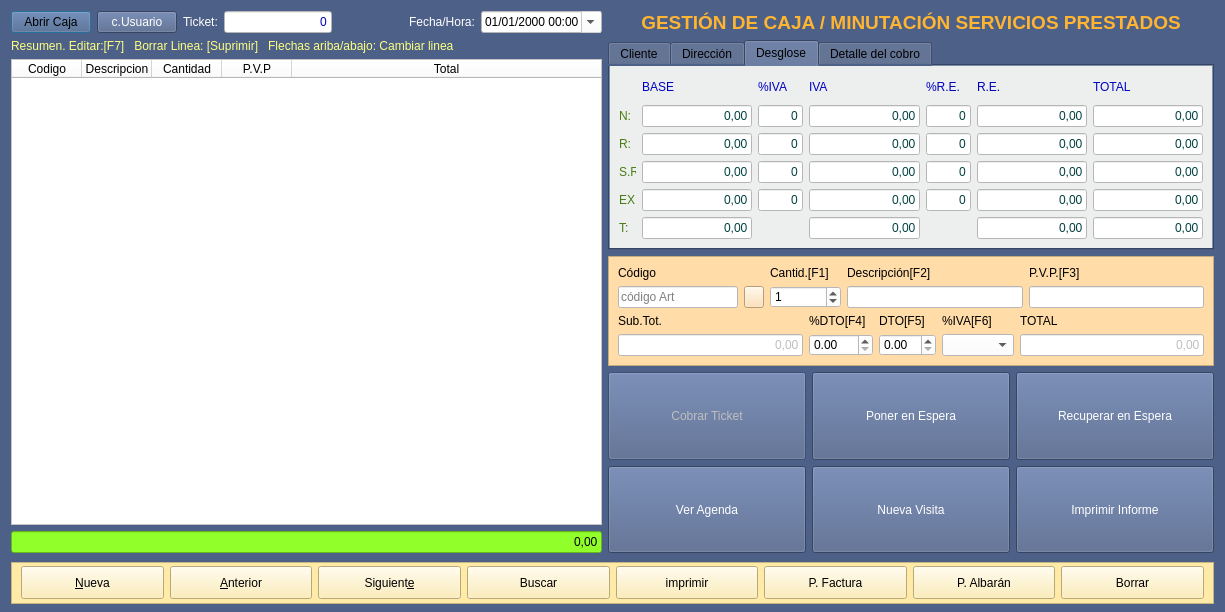
This is TPV/frmcajaminuta.ui in arcnexus/RedFoX as Qt 5 draws it before an edit. The edited form follows.
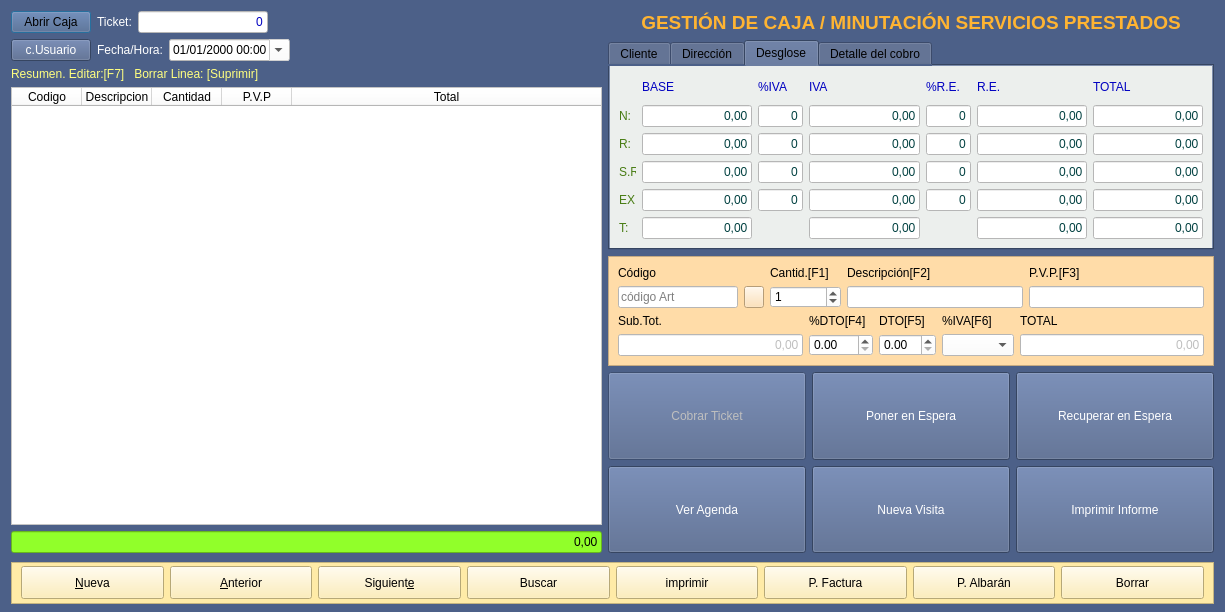
This is the edited form. Icons and pictures are not drawn.

Diff of the .ui file:
```diff
--- a/TPV/frmcajaminuta.ui
+++ b/TPV/frmcajaminuta.ui
@@ -21,8 +21,14 @@
    <string notr="true">background-color: #4C6088;
 </string>
   </property>
-  <layout class="QGridLayout" name="gridLayout_3">
-   <item row="0" column="0">
+  <layout class="QVBoxLayout" name="verticalLayout_4">
+   <item>
+    <layout class="QHBoxLayout" name="horizontalLayout_5">
+     <item>
+      <layout class="QVBoxLayout" name="verticalLayout_3">
+       <item>
+        <layout class="QHBoxLayout" name="horizontalLayout_3">
+         <item>
     <widget class="QPushButton" name="btn_abrirCerrarCaja">
      <property name="text">
       <string>Abrir Caja</string>
@@ -33,17 +39,7 @@
      </property>
     </widget>
    </item>
-   <item row="0" column="1">
-    <widget class="QPushButton" name="btnCambioUsuario">
-     <property name="styleSheet">
-      <string notr="true">color: rgb(255, 255, 255);</string>
-     </property>
-     <property name="text">
-      <string>c.Usuario</string>
-     </property>
-    </widget>
-   </item>
-   <item row="0" column="2">
+         <item>
     <widget class="QLabel" name="label_12">
      <property name="styleSheet">
       <string notr="true">color: rgb(255, 255, 255);</string>
@@ -53,7 +49,7 @@
      </property>
     </widget>
    </item>
-   <item row="0" column="3">
+         <item>
     <widget class="QLineEdit" name="txtnTicket">
      <property name="maximumSize">
       <size>
@@ -76,7 +72,7 @@
      </property>
     </widget>
    </item>
-   <item row="0" column="4">
+         <item>
     <spacer name="horizontalSpacer_7">
      <property name="orientation">
       <enum>Qt::Horizontal</enum>
@@ -89,7 +85,21 @@
      </property>
     </spacer>
    </item>
-   <item row="0" column="5">
+        </layout>
+       </item>
+       <item>
+        <layout class="QHBoxLayout" name="horizontalLayout_4">
+         <item>
+          <widget class="QPushButton" name="btnCambioUsuario">
+           <property name="styleSheet">
+            <string notr="true">color: rgb(255, 255, 255);</string>
+           </property>
+           <property name="text">
+            <string>c.Usuario</string>
+           </property>
+          </widget>
+         </item>
+         <item>
     <widget class="QLabel" name="label_16">
      <property name="styleSheet">
       <string notr="true">color: rgb(255, 255, 255);</string>
@@ -99,7 +109,7 @@
      </property>
     </widget>
    </item>
-   <item row="0" column="6">
+         <item>
     <widget class="QDateTimeEdit" name="txtdFechaHora">
      <property name="styleSheet">
       <string notr="true">background-color: rgb(255, 255, 255);</string>
@@ -115,7 +125,94 @@
      </property>
     </widget>
    </item>
-   <item row="0" column="7" rowspan="4">
+         <item>
+          <spacer name="horizontalSpacer">
+           <property name="orientation">
+            <enum>Qt::Horizontal</enum>
+           </property>
+           <property name="sizeHint" stdset="0">
+            <size>
+             <width>40</width>
+             <height>20</height>
+            </size>
+           </property>
+          </spacer>
+         </item>
+        </layout>
+       </item>
+       <item>
+        <layout class="QVBoxLayout" name="verticalLayout_2">
+         <item>
+          <widget class="QLabel" name="label_19">
+           <property name="styleSheet">
+            <string notr="true">color: rgb(255, 255, 127);</string>
+           </property>
+           <property name="text">
+            <string>Resumen. Editar:[F7]   Borrar Linea: [Suprimir]</string>
+           </property>
+          </widget>
+         </item>
+         <item>
+          <widget class="QTableWidget" name="lineas">
+           <property name="styleSheet">
+            <string notr="true">background-color: rgb(255, 255, 255);</string>
+           </property>
+           <attribute name="horizontalHeaderDefaultSectionSize">
+            <number>70</number>
+           </attribute>
+           <attribute name="horizontalHeaderStretchLastSection">
+            <bool>true</bool>
+           </attribute>
+           <column>
+            <property name="text">
+             <string>Codigo</string>
+            </property>
+           </column>
+           <column>
+            <property name="text">
+             <string>Descripcion</string>
+            </property>
+           </column>
+           <column>
+            <property name="text">
+             <string>Cantidad</string>
+            </property>
+           </column>
+           <column>
+            <property name="text">
+             <string>P.V.P</string>
+            </property>
+           </column>
+           <column>
+            <property name="text">
+             <string>Total</string>
+            </property>
+           </column>
+          </widget>
+         </item>
+         <item>
+          <widget class="QLineEdit" name="txtrImporteTicket">
+           <property name="styleSheet">
+            <string notr="true">background-color: rgb(145, 255, 42);
+color: rgb(0, 0, 0);
+font: 28pt &quot;Sans Serif&quot;;</string>
+           </property>
+           <property name="text">
+            <string>0,00</string>
+           </property>
+           <property name="alignment">
+            <set>Qt::AlignRight|Qt::AlignTrailing|Qt::AlignVCenter</set>
+           </property>
+           <property name="readOnly">
+            <bool>true</bool>
+           </property>
+          </widget>
+         </item>
+        </layout>
+       </item>
+      </layout>
+     </item>
+     <item>
     <layout class="QVBoxLayout" name="verticalLayout">
      <item>
       <widget class="QLabel" name="label_67">
@@ -1984,73 +2081,9 @@
      </item>
     </layout>
    </item>
-   <item row="1" column="0" colspan="7">
-    <widget class="QLabel" name="label_19">
-     <property name="styleSheet">
-      <string notr="true">color: rgb(255, 255, 127);</string>
-     </property>
-     <property name="text">
-      <string>Resumen. Editar:[F7]   Borrar Linea: [Suprimir]   Flechas ariba/abajo: Cambiar linea</string>
-     </property>
-    </widget>
+    </layout>
    </item>
-   <item row="2" column="0" colspan="7">
-    <widget class="QTableWidget" name="lineas">
-     <property name="styleSheet">
-      <string notr="true">background-color: rgb(255, 255, 255);</string>
-     </property>
-     <attribute name="horizontalHeaderDefaultSectionSize">
-      <number>70</number>
-     </attribute>
-     <attribute name="horizontalHeaderStretchLastSection">
-      <bool>true</bool>
-     </attribute>
-     <column>
-      <property name="text">
-       <string>Codigo</string>
-      </property>
-     </column>
-     <column>
-      <property name="text">
-       <string>Descripcion</string>
-      </property>
-     </column>
-     <column>
-      <property name="text">
-       <string>Cantidad</string>
-      </property>
-     </column>
-     <column>
-      <property name="text">
-       <string>P.V.P</string>
-      </property>
-     </column>
-     <column>
-      <property name="text">
-       <string>Total</string>
-      </property>
-     </column>
-    </widget>
-   </item>
-   <item row="3" column="0" colspan="7">
-    <widget class="QLineEdit" name="txtrImporteTicket">
-     <property name="styleSheet">
-      <string notr="true">background-color: rgb(145, 255, 42);
-color: rgb(0, 0, 0);
-font: 28pt &quot;Sans Serif&quot;;</string>
-     </property>
-     <property name="text">
-      <string>0,00</string>
-     </property>
-     <property name="alignment">
-      <set>Qt::AlignRight|Qt::AlignTrailing|Qt::AlignVCenter</set>
-     </property>
-     <property name="readOnly">
-      <bool>true</bool>
-     </property>
-    </widget>
-   </item>
-   <item row="4" column="0" colspan="8">
+   <item>
     <widget class="QFrame" name="frame_4">
      <property name="minimumSize">
       <size>
```
Left out of the diff: 2 changed lines with no effect on the pictures. Lines whose indentation alone changed are shown as unchanged.
